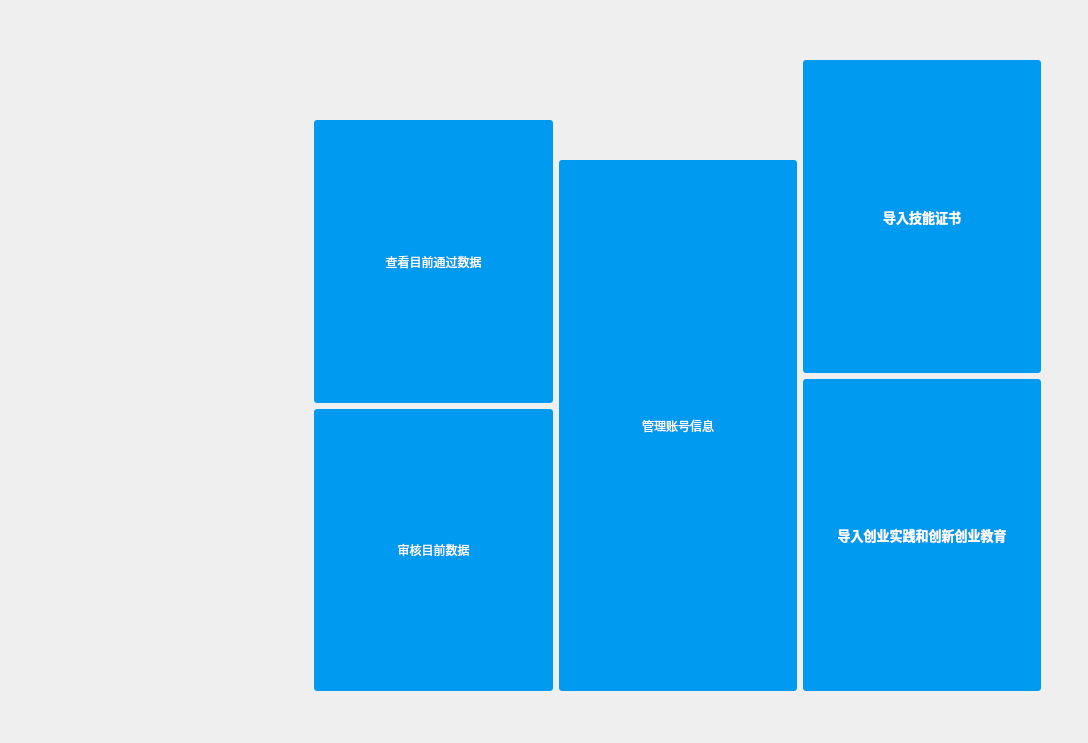
determination66/Student-science-and-technology-statistics-system, file statusframe.ui: the form before one commit.
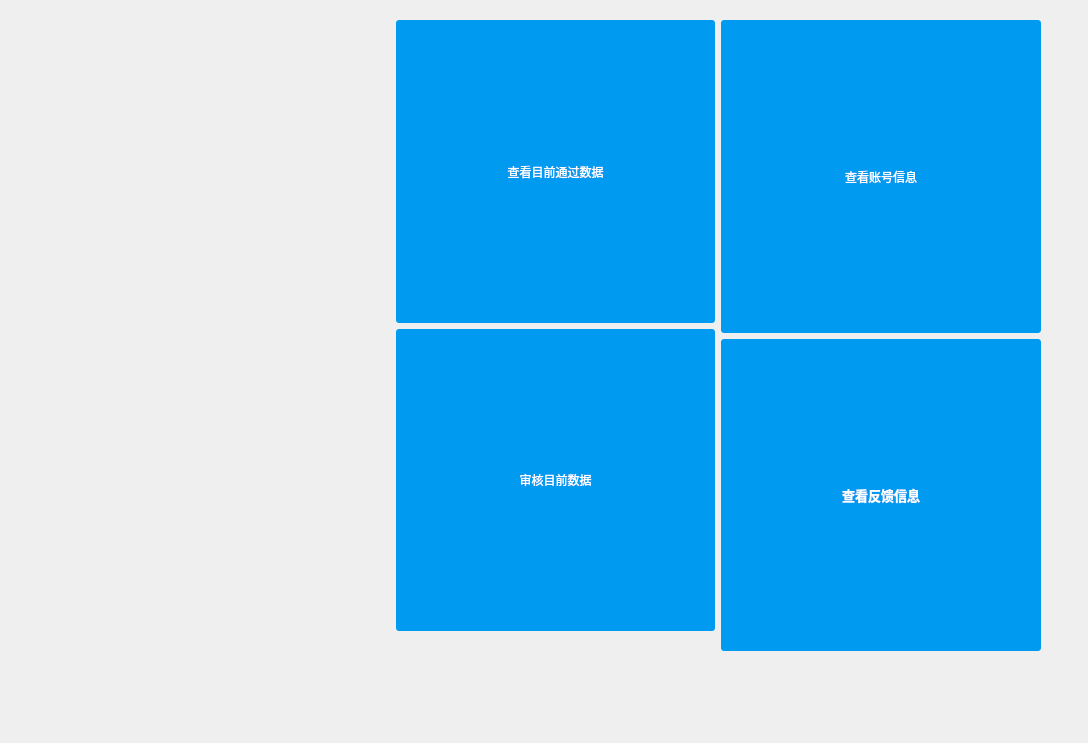
The form after the commit.

```diff
--- a/statusframe.ui
+++ b/statusframe.ui
@@ -38,23 +38,7 @@
      </widget>
     </item>
     <item>
-     <layout class="QVBoxLayout" name="verticalLayout_2">
-      <item>
-       <spacer name="verticalSpacer">
-        <property name="orientation">
-         <enum>Qt::Vertical</enum>
-        </property>
-        <property name="sizeType">
-         <enum>QSizePolicy::Preferred</enum>
-        </property>
-        <property name="sizeHint" stdset="0">
-         <size>
-          <width>20</width>
-          <height>100</height>
-         </size>
-        </property>
-       </spacer>
-      </item>
+     <layout class="QVBoxLayout" name="verticalLayout_3">
       <item>
        <widget class="QPushButton" name="pushButton_8">
         <property name="sizePolicy">
@@ -87,42 +71,6 @@
         </property>
        </widget>
       </item>
-     </layout>
-    </item>
-    <item>
-     <layout class="QVBoxLayout" name="verticalLayout_3">
-      <item>
-       <spacer name="verticalSpacer_3">
-        <property name="orientation">
-         <enum>Qt::Vertical</enum>
-        </property>
-        <property name="sizeType">
-         <enum>QSizePolicy::Minimum</enum>
-        </property>
-        <property name="sizeHint" stdset="0">
-         <size>
-          <width>20</width>
-          <height>40</height>
-         </size>
-        </property>
-       </spacer>
-      </item>
-      <item>
-       <spacer name="verticalSpacer_2">
-        <property name="orientation">
-         <enum>Qt::Vertical</enum>
-        </property>
-        <property name="sizeType">
-         <enum>QSizePolicy::Minimum</enum>
-        </property>
-        <property name="sizeHint" stdset="0">
-         <size>
-          <width>20</width>
-          <height>40</height>
-         </size>
-        </property>
-       </spacer>
-      </item>
       <item>
        <spacer name="verticalSpacer_5">
         <property name="orientation">
@@ -152,62 +100,24 @@
         </property>
        </widget>
       </item>
-      <item>
-       <widget class="QPushButton" name="pushButton_9">
-        <property name="sizePolicy">
-         <sizepolicy hsizetype="Preferred" vsizetype="Minimum">
-          <horstretch>0</horstretch>
-          <verstretch>0</verstretch>
-         </sizepolicy>
-        </property>
-        <property name="styleSheet">
-         <string notr="true">QPushButton { background-color: rgb(0, 155, 240); border-radius: 3px; color: rgb(255, 255, 255); } QPushButton:hover { background-color: rgb(245, 69, 255); }</string>
-        </property>
-        <property name="text">
-         <string>管理账号信息</string>
-        </property>
-       </widget>
-      </item>
      </layout>
     </item>
     <item>
      <layout class="QVBoxLayout" name="verticalLayout">
       <item>
-       <spacer name="verticalSpacer_4">
-        <property name="orientation">
-         <enum>Qt::Vertical</enum>
-        </property>
-        <property name="sizeType">
-         <enum>QSizePolicy::Minimum</enum>
-        </property>
-        <property name="sizeHint" stdset="0">
-         <size>
-          <width>20</width>
-          <height>40</height>
-         </size>
-        </property>
-       </spacer>
-      </item>
-      <item>
-       <widget class="QPushButton" name="pushButton_5">
+       <widget class="QPushButton" name="pushButton_9">
         <property name="sizePolicy">
-         <sizepolicy hsizetype="Minimum" vsizetype="Minimum">
+         <sizepolicy hsizetype="Preferred" vsizetype="Minimum">
           <horstretch>0</horstretch>
           <verstretch>0</verstretch>
          </sizepolicy>
         </property>
-        <property name="font">
-         <font>
-          <family>Arial</family>
-          <pointsize>10</pointsize>
-          <bold>true</bold>
-         </font>
-        </property>
         <property name="styleSheet">
-         <string notr="true">QPushButton { background-color: rgb(0, 155, 240); border-radius: 3px; color: rgb(255, 255, 255); } QPushButton:hover { background-color: rgb(245, 69, 255); }</string>
+         <string notr="true">QPushButton { background-color: rgb(0, 155, 240); border-radius: 3px; color: rgb(255, 255, 255); } QPushButton:hover { background-color: rgb(245, 69, 255); }
+</string>
         </property>
         <property name="text">
-         <string>导入技能证书</string>
+         <string>查看账号信息</string>
         </property>
        </widget>
       </item>
@@ -230,10 +140,26 @@
          <string notr="true">QPushButton { background-color: rgb(0, 155, 240); border-radius: 3px; color: rgb(255, 255, 255); } QPushButton:hover { background-color: rgb(245, 69, 255); }</string>
         </property>
         <property name="text">
-         <string>导入创业实践和创新创业教育</string>
+         <string>查看反馈信息</string>
         </property>
        </widget>
       </item>
+      <item>
+       <spacer name="verticalSpacer_4">
+        <property name="orientation">
+         <enum>Qt::Vertical</enum>
+        </property>
+        <property name="sizeType">
+         <enum>QSizePolicy::Minimum</enum>
+        </property>
+        <property name="sizeHint" stdset="0">
+         <size>
+          <width>20</width>
+          <height>40</height>
+         </size>
+        </property>
+       </spacer>
+      </item>
      </layout>
     </item>
    </layout>
```
